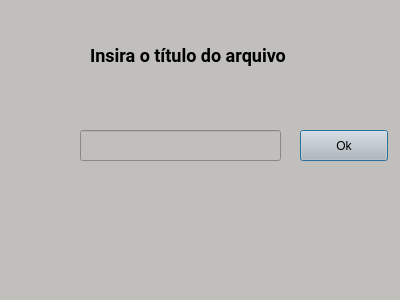
Qt form boxtitle.ui (Cleber-git/textEdit) before a commit.
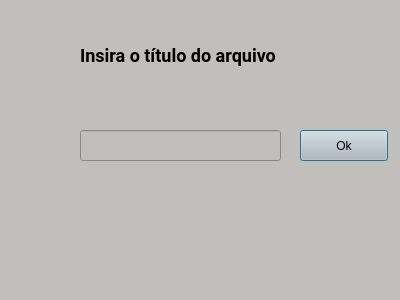
The same form after that commit.

The edit to the form file:
```diff
--- a/boxtitle.ui
+++ b/boxtitle.ui
@@ -19,9 +19,9 @@
   <widget class="QLabel" name="label">
    <property name="geometry">
     <rect>
-     <x>90</x>
+     <x>80</x>
      <y>30</y>
-     <width>211</width>
+     <width>231</width>
      <height>51</height>
     </rect>
    </property>
```
